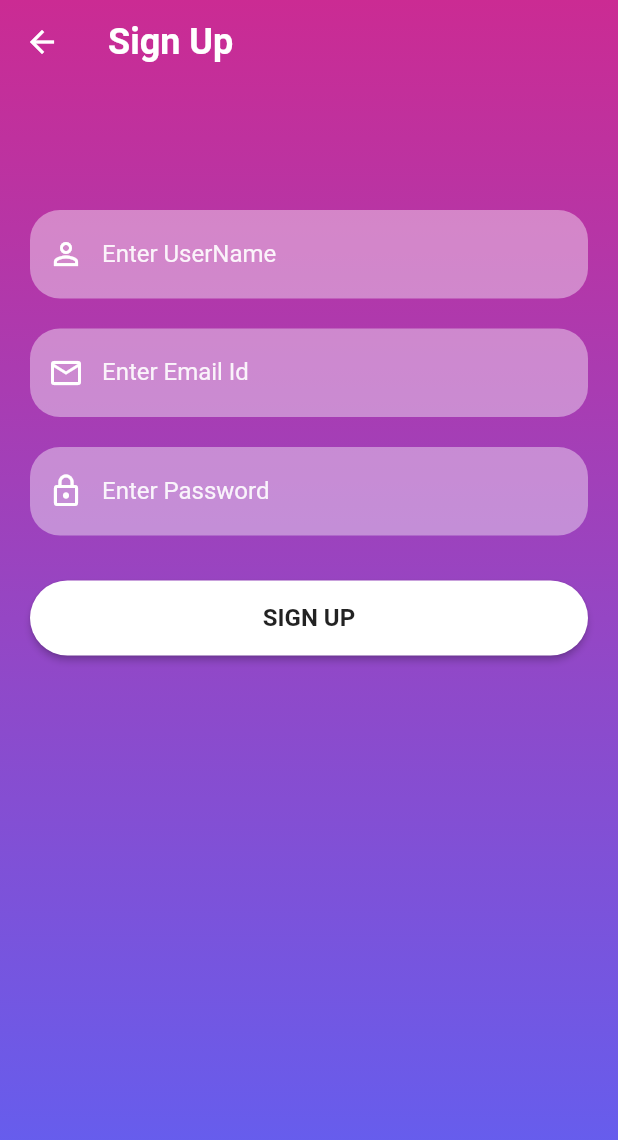
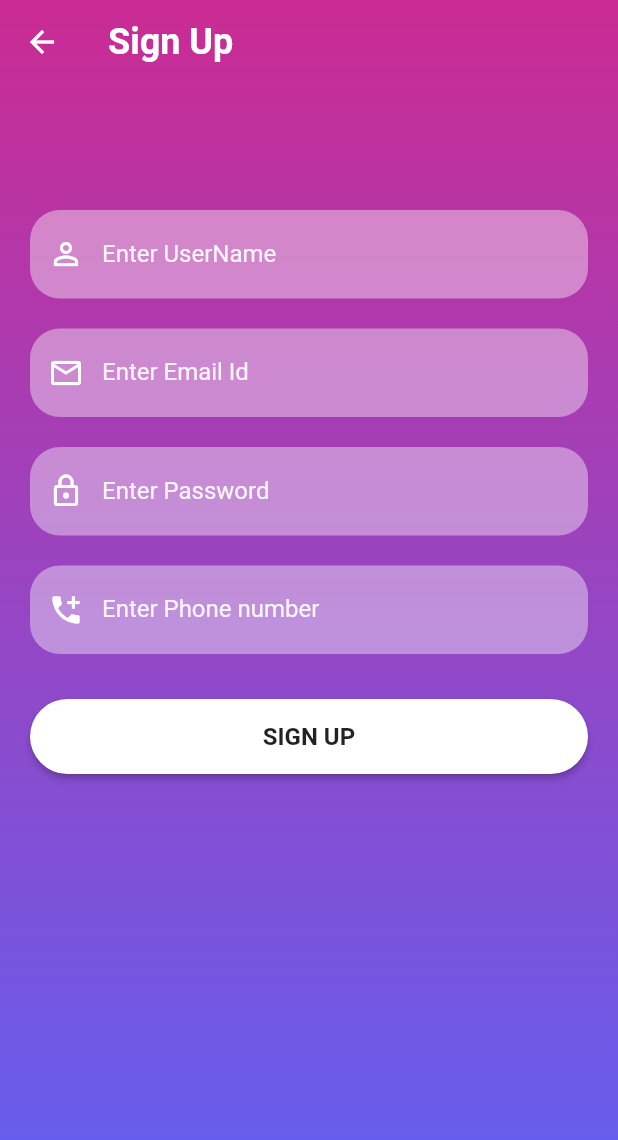
Before and after one commit to michaeldapaah/PetsApp, a Flutter app: the SignUpScreen screen opened directly, on a phone screen of 412 x 824 dp. Shown: the top 1140 px of the screen. Run offline on Flutter 3.47's test engine with Material 2 defaults, Android fonts, the phone set to English and light mode, and no system bars.

Commit message:
phone number widget

```diff
--- a/lib/screens/signup_screen.dart
+++ b/lib/screens/signup_screen.dart
@@ -15,6 +15,7 @@ class _SignUpScreenState extends State<SignUpScreen> {
   final TextEditingController _passwordTextController = TextEditingController();
   final TextEditingController _emailTextController = TextEditingController();
   final TextEditingController _userNameTextController = TextEditingController();
+  final TextEditingController _numberTextController = TextEditingController();
   @override
   Widget build(BuildContext context) {
     return Scaffold(
@@ -58,6 +59,11 @@ class _SignUpScreenState extends State<SignUpScreen> {
                   const SizedBox(
                     height: 20,
                   ),
+                  resuableTextField("Enter Phone number", Icons.add_call, false,
+                      _numberTextController),
+                  const SizedBox(
+                    height: 20,
+                  ),
                   signInSignUpButton(context, false, () {
                     Navigator.push(
                         context,
```
